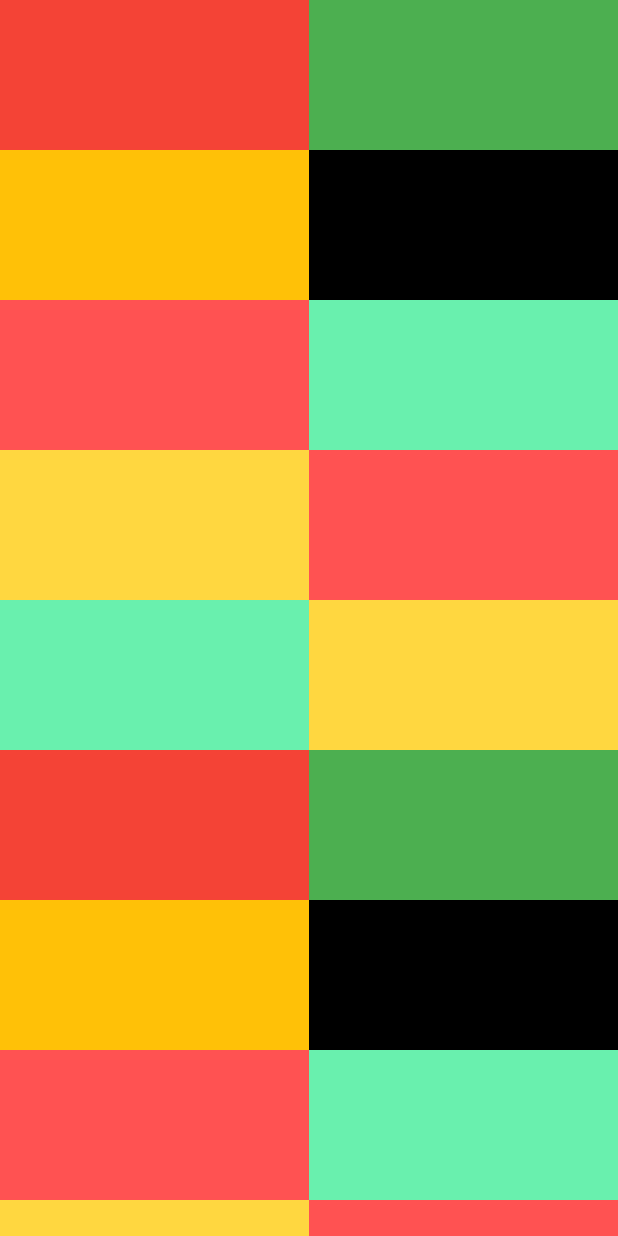
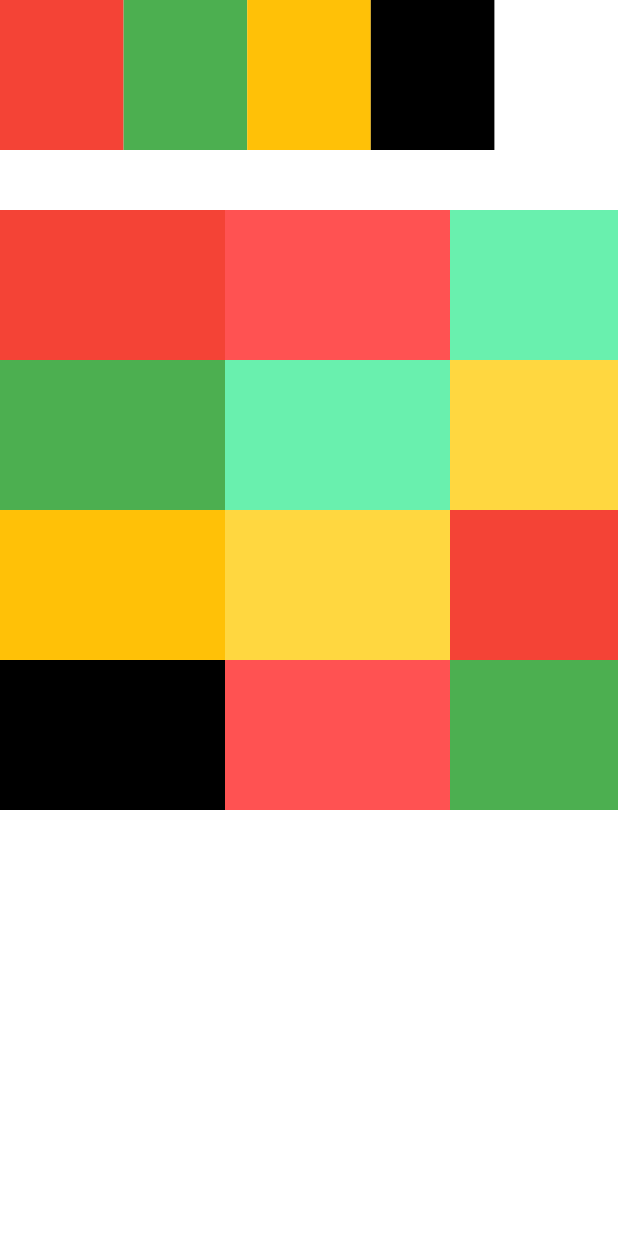
Before and after one commit to Mohiuddin655-DEV/flutter_utils, a Flutter app: the screen it shows after launch, on a phone screen of 412 x 824 dp. Run offline on Flutter 3.47's test engine with Material 2 defaults, Android fonts, the light colour scheme and no system bars; our stand-ins replace cached_network_image, cloud_firestore, connectivity_plus, firebase_core, firebase_database, firebase_storage and 6 more; accounts and stored records are empty.

Commit message:
recycler_view - v.1.2.1

```diff
--- /dev/null
+++ b/lib/core/widgets/expensive_grid_view.dart
@@ -0,0 +1,146 @@
+import 'dart:math';
+
+import 'package:flutter/material.dart';
+import 'package:flutter_utils/core/widgets/view_builder.dart';
+
+class ExpensiveGridView extends StatefulWidget {
+  final List<dynamic> items;
+  final Axis direction;
+  final int? itemCount;
+  final int snapCount;
+
+  final Widget Function(int index, dynamic item) builder;
+
+  const ExpensiveGridView({
+    Key? key,
+    required this.items,
+    required this.builder,
+    this.direction = Axis.vertical,
+    this.itemCount,
+    this.snapCount = 1,
+  }) : super(key: key);
+
+  @override
+  State<ExpensiveGridView> createState() => _ExpensiveGridViewState();
+}
+
+class _ExpensiveGridViewState extends State<ExpensiveGridView> {
+  int index = 0;
+
+  @override
+  Widget build(BuildContext context) {
+    index = 0;
+    return ViewBuilder(
+      component: widget.direction == Axis.horizontal,
+      builder: (value) {
+        return value ? horizontalGrid : verticalGrid;
+      },
+    );
+  }
+
+  @override
+  void didUpdateWidget(covariant ExpensiveGridView oldWidget) {
+    index = 0;
+    super.didUpdateWidget(oldWidget);
+  }
+
+  List<_Item> get items {
+    List<_Item> list = [];
+    if (widget.items.isNotEmpty) {
+      list = widget.items
+          .getRange(0, itemCount)
+          .map((e) => _Item(data: e))
+          .toList();
+      if (missingCount > 0) {
+        for (int i = 0; i < missingCount; i++) {
+          list.add(const _Item(temporary: true));
+        }
+      }
+    }
+    return list;
+  }
+
+  int get itemCount {
+    return min(
+      widget.itemCount ?? (widget.items.length + 1),
+      widget.items.length,
+    );
+  }
+
+  int get snapCount => widget.snapCount;
+
+  int get missingCount {
+    final line = (itemCount / snapCount).ceil();
+    final require = line * snapCount;
+    final missing = require - itemCount;
+    return missing.abs();
+  }
+
+  Widget get horizontalGrid {
+    final end = (itemCount / snapCount).ceil();
+    return SingleChildScrollView(
+      scrollDirection: Axis.horizontal,
+      child: Row(
+        crossAxisAlignment: CrossAxisAlignment.start,
+        mainAxisAlignment: MainAxisAlignment.start,
+        mainAxisSize: MainAxisSize.min,
+        children: items.getRange(0, end).map((item) {
+          final end = index + (snapCount);
+          return Column(
+            mainAxisSize: MainAxisSize.min,
+            mainAxisAlignment: MainAxisAlignment.start,
+            crossAxisAlignment: CrossAxisAlignment.start,
+            children: items.getRange(index, end).map((item) {
+              index++;
+              return ViewBuilder(
+                  component: !item.temporary,
+                  builder: (value) => value
+                      ? widget.builder.call(
+                          index,
+                          item.data,
+                        )
+                      : null);
+            }).toList(),
+          );
+        }).toList(),
+      ),
+    );
+  }
+
+  Widget get verticalGrid {
+    final end = (itemCount / snapCount).ceil();
+    return Column(
+      crossAxisAlignment: CrossAxisAlignment.start,
+      mainAxisAlignment: MainAxisAlignment.start,
+      mainAxisSize: MainAxisSize.min,
+      children: items.getRange(0, end).map((item) {
+        final end = index + (snapCount);
+        return Row(
+          children: items.getRange(index, end).map((item) {
+            index++;
+            return Expanded(
+              child: ViewBuilder(
+                  component: !item.temporary,
+                  builder: (value) => value
+                      ? widget.builder.call(
+                          index,
+                          item.data,
+                        )
+                      : null),
+            );
+          }).toList(),
+        );
+      }).toList(),
+    );
+  }
+}
+
+class _Item {
+  final dynamic data;
+  final bool temporary;
+
+  const _Item({
+    this.data,
+    this.temporary = false,
+  });
+}
--- a/lib/core/widgets/recycler_view.dart
+++ b/lib/core/widgets/recycler_view.dart
@@ -30,12 +30,10 @@ class RecyclerView extends StatefulWidget {
 
 class _RecyclerViewState extends State<RecyclerView> {
   int index = 0;
-  List<int> tempIndex = [];
 
   @override
   Widget build(BuildContext context) {
     index = 0;
-    tempIndex.clear();
     return layout;
   }
 
@@ -58,7 +56,6 @@ class _RecyclerViewState extends State<RecyclerView> {
     final line = (itemCount / snapCount).ceil();
     final require = line * snapCount;
     final missing = require - itemCount;
-    print("Missing $missing");
     return missing.abs();
   }
 
@@ -69,11 +66,9 @@ class _RecyclerViewState extends State<RecyclerView> {
           .getRange(0, itemCount)
           .map((e) => ListItem(data: e))
           .toList();
-      final length = widget.items.length;
       if (missingCount > 0) {
         for (int i = 0; i < missingCount; i++) {
-          list.add(const ListItem(isTemporary: true));
-          tempIndex.add(length + i);
+          list.add(const ListItem(temporary: true));
         }
       }
     }
@@ -219,7 +214,7 @@ class _RecyclerViewState extends State<RecyclerView> {
       children: items.getRange(index, end).map((item) {
         index++;
         return ViewBuilder(
-            component: !item.isTemporary,
+            component: !item.temporary,
             builder: (value) => value
                 ? widget.builder.call(
               index,
@@ -249,7 +244,7 @@ class _RecyclerViewState extends State<RecyclerView> {
         index++;
         return Expanded(
           child: ViewBuilder(
-              component: !item.isTemporary,
+              component: !item.temporary,
               builder: (value) => value
                   ? widget.builder.call(
                 index,
@@ -264,11 +259,11 @@ class _RecyclerViewState extends State<RecyclerView> {
 
 class ListItem {
   final dynamic data;
-  final bool isTemporary;
+  final bool temporary;
 
   const ListItem({
     this.data,
-    this.isTemporary = false,
+    this.temporary = false,
   });
 }
 
--- a/lib/presentation/pages/recycler_view/recycler_view_page.dart
+++ b/lib/presentation/pages/recycler_view/recycler_view_page.dart
@@ -1,5 +1,6 @@
 import 'package:flutter/material.dart';
-import 'package:flutter_utils/core/widgets/recycler_view.dart';
+
+import '../../../core/widgets/expensive_grid_view.dart';
 
 class RecyclerViewPage extends StatelessWidget {
   const RecyclerViewPage({Key? key}) : super(key: key);
@@ -7,8 +8,7 @@ class RecyclerViewPage extends StatelessWidget {
   @override
   Widget build(BuildContext context) {
     final size = MediaQuery.of(context).size;
-    final items = [
-    ];
+    final items = [];
     final items2 = [
       Colors.red,
       Colors.green,
@@ -38,11 +38,11 @@ class RecyclerViewPage extends StatelessWidget {
           child: Column(
             crossAxisAlignment: CrossAxisAlignment.start,
             children: [
-              RecyclerView(
+              ExpensiveGridView(
                 direction: Axis.vertical,
-                layoutType: LayoutType.grid,
                 items: items2,
-                snapCount: 2,
+                snapCount: 5,
+                itemCount: 4,
                 builder: (index, item) {
                   return Container(
                     height: 100,
@@ -51,9 +51,8 @@ class RecyclerViewPage extends StatelessWidget {
                 },
               ),
               const SizedBox(height: 40),
-              RecyclerView(
+              ExpensiveGridView(
                 direction: Axis.horizontal,
-                layoutType: LayoutType.grid,
                 items: items2,
                 snapCount: 4,
                 builder: (index, item) {
```
Also changed, not shown: lib/core/widgets/expensive_list_view.dart (added, +133 -0 lines).
